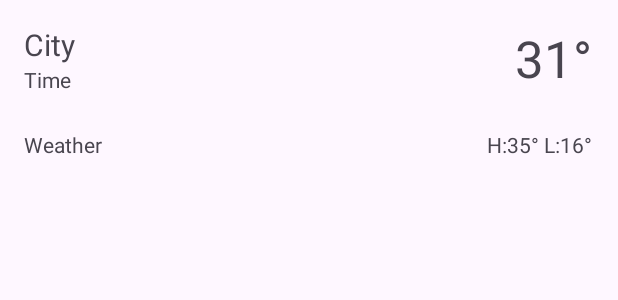
After one commit to knshnf/MOBDEVE-Grp45-MCO, an Android app: the layout item_search.xml on its own in the app's theme, with its tools: preview values and no code run, on a phone screen of 412 x 824 dp. The commit adds this screen. Shown: the top 300 px of the screen. Run offline under Robolectric (Android 15) with nearby library versions, the phone set to English and light mode, and no system bars.

Commit message:
feat: add search activity

```diff
--- a/app/src/main/AndroidManifest.xml
+++ b/app/src/main/AndroidManifest.xml
@@ -13,6 +13,9 @@
         android:theme="@style/Theme.MOBDEVE_GROUP45_MCO"
         tools:targetApi="31">
         <activity
+            android:name=".Search"
+            android:exported="false" />
+        <activity
             android:name=".MainActivity"
             android:exported="true">
             <intent-filter>
@@ -22,5 +25,4 @@
             </intent-filter>
         </activity>
     </application>
-
 </manifest>
--- a/app/src/main/res/layout/activity_main.xml
+++ b/app/src/main/res/layout/activity_main.xml
@@ -2,7 +2,7 @@
 <androidx.constraintlayout.widget.ConstraintLayout xmlns:android="http://schemas.android.com/apk/res/android"
     xmlns:app="http://schemas.android.com/apk/res-auto"
     xmlns:tools="http://schemas.android.com/tools"
-    android:id="@+id/main"
+    android:id="@+id/SEARCH"
     android:layout_width="match_parent"
     android:layout_height="match_parent"
     tools:context=".MainActivity">
--- /dev/null
+++ b/app/src/main/res/layout/item_search.xml
@@ -0,0 +1,72 @@
+<?xml version="1.0" encoding="utf-8"?>
+<androidx.constraintlayout.widget.ConstraintLayout xmlns:android="http://schemas.android.com/apk/res/android"
+    xmlns:app="http://schemas.android.com/apk/res-auto"
+    xmlns:tools="http://schemas.android.com/tools"
+    android:layout_width="match_parent"
+    android:layout_height="wrap_content">
+
+    <TextView
+        android:id="@+id/item_search_tv_city"
+        android:layout_width="wrap_content"
+        android:layout_height="wrap_content"
+        android:text="City"
+        android:textSize="20sp"
+        app:layout_constraintStart_toStartOf="@+id/guideline5"
+        app:layout_constraintTop_toTopOf="@+id/guideline4" />
+
+    <androidx.constraintlayout.widget.Guideline
+        android:id="@+id/guideline4"
+        android:layout_width="wrap_content"
+        android:layout_height="wrap_content"
+        android:orientation="horizontal"
+        app:layout_constraintGuide_begin="16dp" />
+
+    <androidx.constraintlayout.widget.Guideline
+        android:id="@+id/guideline5"
+        android:layout_width="wrap_content"
+        android:layout_height="wrap_content"
+        android:orientation="vertical"
+        app:layout_constraintGuide_begin="16dp" />
+
+    <TextView
+        android:id="@+id/item_search_tv_time"
+        android:layout_width="wrap_content"
+        android:layout_height="wrap_content"
+        android:text="Time"
+        app:layout_constraintStart_toStartOf="@+id/guideline5"
+        app:layout_constraintTop_toBottomOf="@+id/item_search_tv_city" />
+
+    <TextView
+        android:id="@+id/item_search_tv_weather"
+        android:layout_width="wrap_content"
+        android:layout_height="wrap_content"
+        android:layout_marginTop="24dp"
+        android:text="Weather"
+        app:layout_constraintStart_toStartOf="@+id/guideline5"
+        app:layout_constraintTop_toBottomOf="@+id/item_search_tv_time" />
+
+    <TextView
+        android:id="@+id/item_search_tv_temperature"
+        android:layout_width="wrap_content"
+        android:layout_height="wrap_content"
+        android:text="31°"
+        android:textSize="34sp"
+        app:layout_constraintEnd_toStartOf="@+id/guideline7"
+        app:layout_constraintTop_toTopOf="@+id/guideline4" />
+
+    <androidx.constraintlayout.widget.Guideline
+        android:id="@+id/guideline7"
+        android:layout_width="wrap_content"
+        android:layout_height="wrap_content"
+        android:orientation="vertical"
+        app:layout_constraintGuide_begin="395dp" />
+
+    <TextView
+        android:id="@+id/item_search_tv_hl"
+        android:layout_width="wrap_content"
+        android:layout_height="wrap_content"
+        android:text="H:35° L:16°"
+        app:layout_constraintBottom_toBottomOf="parent"
+        app:layout_constraintEnd_toStartOf="@+id/guideline7" />
+
+</androidx.constraintlayout.widget.ConstraintLayout>
```
Also changed, not shown: app/src/main/java/com/mobdeve_group45_mco/MainActivity.kt (+1 -6 lines), app/src/main/java/com/mobdeve_group45_mco/Search.kt (added, +13 -0 lines), app/src/main/res/layout/activity_search.xml (added, +63 -0 lines).
